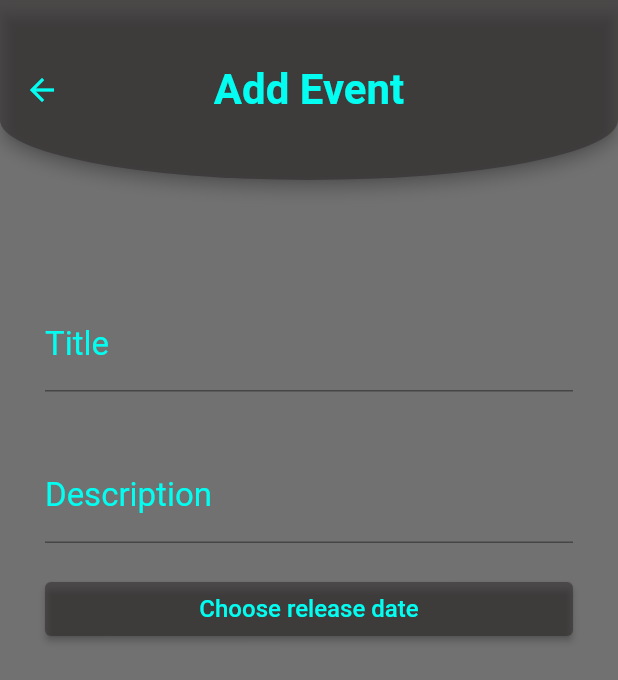
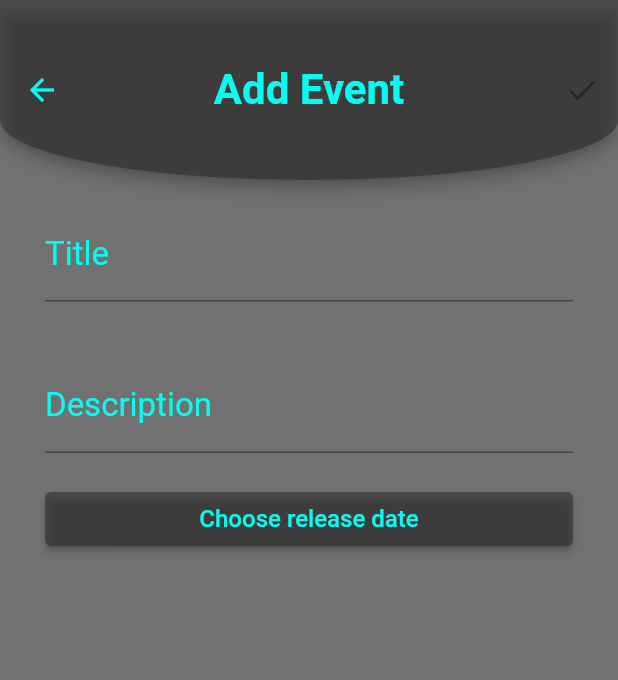
Before and after one commit to patryklaskowski1/do_not_forget, a Flutter app: the AddPage screen opened directly, on a phone screen of 412 x 824 dp. Shown: the top 680 px of the screen. Run offline on Flutter 3.47's test engine with Material 2 defaults, Android fonts, the phone set to English and light mode, and no system bars; our stand-ins replace bloc, cloud_firestore, firebase_core, flutter_bloc; accounts and stored records are empty.

Commit message:
implement bloc in add page

```diff
--- a/lib/add_page/add_page.dart
+++ b/lib/add_page/add_page.dart
@@ -12,8 +12,8 @@ class AddPage extends StatefulWidget {
 }
 
 class _AddPageState extends State<AddPage> {
+  String? _description;
   String? _title;
-  String? _description;
   DateTime? _releaseDate;
 
   @override
@@ -45,11 +45,68 @@ class _AddPageState extends State<AddPage> {
               toolbarHeight: 120,
               centerTitle: true,
               backgroundColor: const Color.fromARGB(129, 41, 37, 37),
+              actions: [
+                IconButton(
+                  onPressed: _description == null ||
+                          _title == null ||
+                          _releaseDate == null
+                      ? null
+                      : () {
+                          context.read<AddPageCubit>().add(
+                                _title!,
+                                _description!,
+                                _releaseDate!,
+                              );
+                        },
+                  icon: const Icon(Icons.check),
                 ),
-            body: ListView(
+              ],
+            ),
+            body: _AddPageBody(
+              onTitleChanged: (newValue) {
+                setState(() {
+                  _title = newValue;
+                });
+              },
+              onDescriptionChanged: (newValue) {
+                setState(() {
+                  _description = newValue;
+                });
+              },
+              onDateChanged: (newValue) {
+                setState(() {
+                  _releaseDate = newValue;
+                });
+              },
+              selectedDateFormatted: _releaseDate?.toIso8601String(),
+            ),
+          );
+        },
+      ),
+    );
+  }
+}
+
+class _AddPageBody extends StatelessWidget {
+  const _AddPageBody({
+    Key? key,
+    required this.onTitleChanged,
+    required this.onDescriptionChanged,
+    required this.onDateChanged,
+    this.selectedDateFormatted,
+  }) : super(key: key);
+
+  final Function(String) onTitleChanged;
+  final Function(String) onDescriptionChanged;
+  final Function(DateTime?) onDateChanged;
+  final String? selectedDateFormatted;
+
+  @override
+  Widget build(BuildContext context) {
+    return ListView(
       padding: const EdgeInsets.symmetric(
         horizontal: 30,
-                vertical: 80,
+        vertical: 20,
       ),
       children: [
         const TextField(
@@ -59,8 +116,8 @@ class _AddPageState extends State<AddPage> {
           textAlign: TextAlign.center,
           decoration: InputDecoration(
             focusedBorder: OutlineInputBorder(
-                      borderSide: BorderSide(
-                          color: Color.fromARGB(255, 3, 253, 241), width: 5),
+              borderSide:
+                  BorderSide(color: Color.fromARGB(255, 3, 253, 241), width: 5),
             ),
             hintText: 'visit to the cinema',
             hintStyle: TextStyle(
@@ -84,8 +141,8 @@ class _AddPageState extends State<AddPage> {
           textAlign: TextAlign.center,
           decoration: InputDecoration(
             focusedBorder: OutlineInputBorder(
-                      borderSide: BorderSide(
-                          color: Color.fromARGB(255, 3, 253, 241), width: 5),
+              borderSide:
+                  BorderSide(color: Color.fromARGB(255, 3, 253, 241), width: 5),
             ),
             hintText: 'Avatar premiere',
             hintStyle: TextStyle(
@@ -103,23 +160,29 @@ class _AddPageState extends State<AddPage> {
         ),
         const SizedBox(height: 20),
         ElevatedButton(
-                  onPressed: () {},
+          onPressed: () async {
+            final selectedDate = await showDatePicker(
+              context: context,
+              initialDate: DateTime.now(),
+              firstDate: DateTime.now(),
+              lastDate: DateTime.now().add(
+                const Duration(days: 365 * 10),
+              ),
+            );
+            onDateChanged(selectedDate);
+          },
           style: ElevatedButton.styleFrom(
             backgroundColor: const Color.fromARGB(129, 41, 37, 37),
           ),
-                  child: const Text(
-                    'Choose release date',
-                    style: TextStyle(
+          child: Text(
+            selectedDateFormatted ?? 'Choose release date',
+            style: const TextStyle(
               color: Color.fromARGB(255, 3, 253, 241),
               fontSize: 16,
             ),
           ),
         ),
       ],
-            ),
-          );
-        },
-      ),
     );
   }
 }
```
Lines whose indentation alone changed are shown as unchanged.
